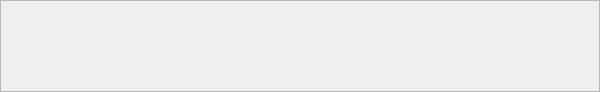
Qt form QtRadio/Bandscope.ui (kd0oss/QtRadioNG) before a commit.
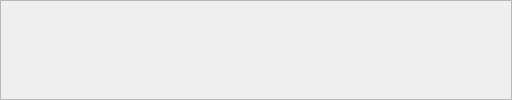
The same form after that commit.

Commit message: Added Bandscope function for Protocol2 and Hermes. Transmit is functional now for Protocol2. Added more WDSP function calls to dspserver.

```diff
--- a/QtRadio/Bandscope.ui
+++ b/QtRadio/Bandscope.ui
@@ -6,10 +6,22 @@
    <rect>
     <x>0</x>
     <y>0</y>
-    <width>600</width>
-    <height>92</height>
+    <width>512</width>
+    <height>100</height>
    </rect>
   </property>
+  <property name="minimumSize">
+   <size>
+    <width>512</width>
+    <height>100</height>
+   </size>
+  </property>
+  <property name="maximumSize">
+   <size>
+    <width>1920</width>
+    <height>200</height>
+   </size>
+  </property>
   <property name="windowTitle">
    <string>BandScope</string>
   </property>
```
The commit also changes 35 other files.
